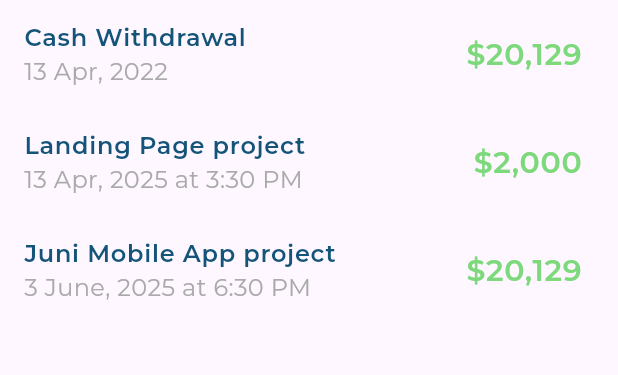
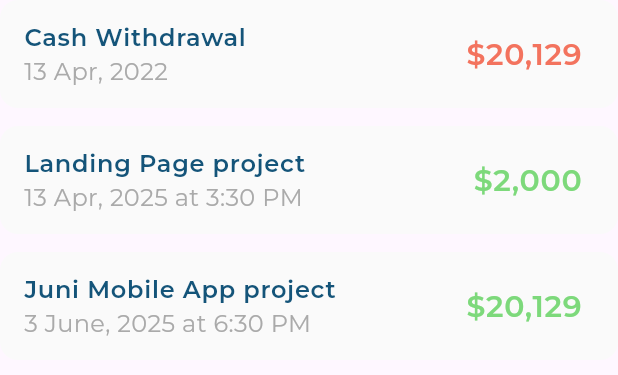
Before and after one commit to ayhem8hamdi/responsive_adaptive_dash_board, a Flutter app: the TransactionHistoryList widget shown alone on an empty page, opened directly, on a phone screen of 412 x 824 dp. Shown: the top 375 px of the screen. Run offline on Flutter 3.47's test engine with Material 3 defaults, Android fonts, the phone set to English and light mode, and no system bars; our stand-ins replace device_preview, expandable_page_view, flutter_svg, google_fonts.

Commit message:
Handle Color Case and Code Refactor

```diff
--- a/lib/feautures/home_feature/presentation/views/widgets/card_section.dart
+++ b/lib/feautures/home_feature/presentation/views/widgets/card_section.dart
@@ -1,11 +1,5 @@
 import 'package:flutter/material.dart';
-import 'package:responsive_dash_board/core/utils/app_colors.dart';
-import 'package:responsive_dash_board/core/utils/app_styles.dart';
-import 'package:responsive_dash_board/feautures/home_feature/data/models/transaction_model.dart';
-import 'package:responsive_dash_board/feautures/home_feature/presentation/views/widgets/custom_horiz_line.dart';
-import 'package:responsive_dash_board/feautures/home_feature/presentation/views/widgets/fitted_text.dart';
-import 'package:responsive_dash_board/feautures/home_feature/presentation/views/widgets/my_upper_items.dart';
-import 'package:responsive_dash_board/feautures/home_feature/presentation/views/widgets/transaction_history_header.dart';
+import 'package:responsive_dash_board/feautures/home_feature/presentation/views/widgets/card_section_body.dart';
 
 class CardSection extends StatelessWidget {
   const CardSection({super.key});
@@ -13,107 +7,13 @@ class CardSection extends StatelessWidget {
   @override
   Widget build(BuildContext context) {
     return Container(
-        margin: const EdgeInsets.only(bottom: 20, top: 20),
-        padding: const EdgeInsets.only(
-            top: 25, bottom: 25, left: 25, right: 25 - 12),
-        decoration: BoxDecoration(
-          borderRadius: BorderRadius.circular(12),
-          color: Colors.white,
-        ),
-        child: const CardSectionBody());
-  }
-}
-
-class CardSectionBody extends StatelessWidget {
-  const CardSectionBody({super.key});
-
-  @override
-  Widget build(BuildContext context) {
-    return const Column(
-      crossAxisAlignment: CrossAxisAlignment.start,
-      children: [
-        MyCardUpperItems(),
-        SizedBox(
-          height: 20,
-        ),
-        CustomHorizLine(),
-        SizedBox(
-          height: 20,
-        ),
-        TransactionHistorySection()
-      ],
+      margin: const EdgeInsets.only(bottom: 20, top: 20),
+      padding: const EdgeInsets.only(top: 25, bottom: 25, left: 25, right: 13),
+      decoration: BoxDecoration(
+        borderRadius: BorderRadius.circular(12),
+        color: Colors.white,
+      ),
+      child: const CardSectionBody(),
     );
   }
 }
-
-class TransactionHistorySection extends StatelessWidget {
-  const TransactionHistorySection({super.key});
-
-  @override
-  Widget build(BuildContext context) {
-    return Column(
-      crossAxisAlignment: CrossAxisAlignment.start,
-      children: [
-        const TransactionHistoryHeader(),
-        const SizedBox(
-          height: 20,
-        ),
-        FittedText(
-          text: '2 June 2025',
-          style: AppStyles.styleMedium20.copyWith(fontSize: 16),
-        ),
-        const SizedBox(
-          height: 16,
-        ),
-        const TransactionHistoryList()
-      ],
-    );
-  }
-}
-
-class TransactionHistoryItem extends StatelessWidget {
-  const TransactionHistoryItem({super.key, required this.transactionModel});
-  final TransactionModel transactionModel;
-  @override
-  Widget build(BuildContext context) {
-    return ListTile(
-      title: Text(
-        transactionModel.name,
-        style: AppStyles.styleSemiBold16,
-      ),
-      subtitle: Text(
-        transactionModel.date,
-        style: AppStyles.styleRegular16.copyWith(color: AppColors.kThirdColor),
-      ),
-      trailing: Text(
-        transactionModel.mount,
-        style:
-            AppStyles.styleSemiBold20.copyWith(color: const Color(0XFF7DD97B)),
-      ),
-    );
-  }
-}
-
-class TransactionHistoryList extends StatelessWidget {
-  const TransactionHistoryList({super.key});
-  static const List<TransactionModel> transactionList = [
-    TransactionModel(
-        name: 'Cash Withdrawal', date: '13 Apr, 2022 ', mount: r'$20,129'),
-    TransactionModel(
-        name: 'Landing Page project',
-        date: '13 Apr, 2025 at 3:30 PM',
-        mount: r'$2,000'),
-    TransactionModel(
-        name: 'Juni Mobile App project',
-        date: '3 June, 2025 at 6:30 PM',
-        mount: r'$20,129'),
-  ];
-  @override
-  Widget build(BuildContext context) {
-    return Column(
-      children: transactionList
-          .map((e) => TransactionHistoryItem(transactionModel: e))
-          .toList(),
-    );
-  }
-}
--- /dev/null
+++ b/lib/feautures/home_feature/presentation/views/widgets/transaction_history_item.dart
@@ -0,0 +1,41 @@
+import 'package:flutter/material.dart';
+import 'package:responsive_dash_board/core/utils/app_colors.dart';
+import 'package:responsive_dash_board/core/utils/app_styles.dart';
+import 'package:responsive_dash_board/feautures/home_feature/data/models/transaction_model.dart';
+import 'package:responsive_dash_board/feautures/home_feature/presentation/views/widgets/fitted_text.dart';
+
+class TransactionHistoryItem extends StatelessWidget {
+  const TransactionHistoryItem({
+    super.key,
+    required this.transactionModel,
+    this.color = const Color(0XFF7DD97B),
+  });
+
+  final TransactionModel transactionModel;
+  final Color color;
+
+  @override
+  Widget build(BuildContext context) {
+    return Container(
+      decoration: BoxDecoration(
+        color: const Color(0XFFFAFAFA),
+        borderRadius: BorderRadius.circular(12),
+      ),
+      child: ListTile(
+        title: FittedText(
+          text: transactionModel.name,
+          style: AppStyles.styleSemiBold16,
+        ),
+        subtitle: FittedText(
+          text: transactionModel.date,
+          style:
+              AppStyles.styleRegular16.copyWith(color: AppColors.kThirdColor),
+        ),
+        trailing: FittedText(
+          text: transactionModel.mount,
+          style: AppStyles.styleSemiBold20.copyWith(color: color),
+        ),
+      ),
+    );
+  }
+}
--- /dev/null
+++ b/lib/feautures/home_feature/presentation/views/widgets/transaction_history_list.dart
@@ -0,0 +1,40 @@
+import 'package:flutter/material.dart';
+import 'package:responsive_dash_board/feautures/home_feature/data/models/transaction_model.dart';
+import 'package:responsive_dash_board/feautures/home_feature/presentation/views/widgets/transaction_history_item.dart';
+
+class TransactionHistoryList extends StatelessWidget {
+  const TransactionHistoryList({super.key});
+
+  static const List<TransactionModel> transactionList = [
+    TransactionModel(
+        name: 'Cash Withdrawal', date: '13 Apr, 2022', mount: r'$20,129'),
+    TransactionModel(
+        name: 'Landing Page project',
+        date: '13 Apr, 2025 at 3:30 PM',
+        mount: r'$2,000'),
+    TransactionModel(
+        name: 'Juni Mobile App project',
+        date: '3 June, 2025 at 6:30 PM',
+        mount: r'$20,129'),
+  ];
+
+  @override
+  Widget build(BuildContext context) {
+    return Column(
+      children: transactionList.asMap().entries.map((entry) {
+        final index = entry.key;
+        final e = entry.value;
+        final color =
+            index == 0 ? const Color(0XFFF3735E) : const Color(0XFF7DD97B);
+
+        return Padding(
+          padding: const EdgeInsets.only(bottom: 12),
+          child: TransactionHistoryItem(
+            transactionModel: e,
+            color: color,
+          ),
+        );
+      }).toList(),
+    );
+  }
+}
```
Also changed, not shown: lib/feautures/home_feature/presentation/views/widgets/card_section_body.dart (added, +22 -0 lines), lib/feautures/home_feature/presentation/views/widgets/transaction_history_section.dart (added, +26 -0 lines).
